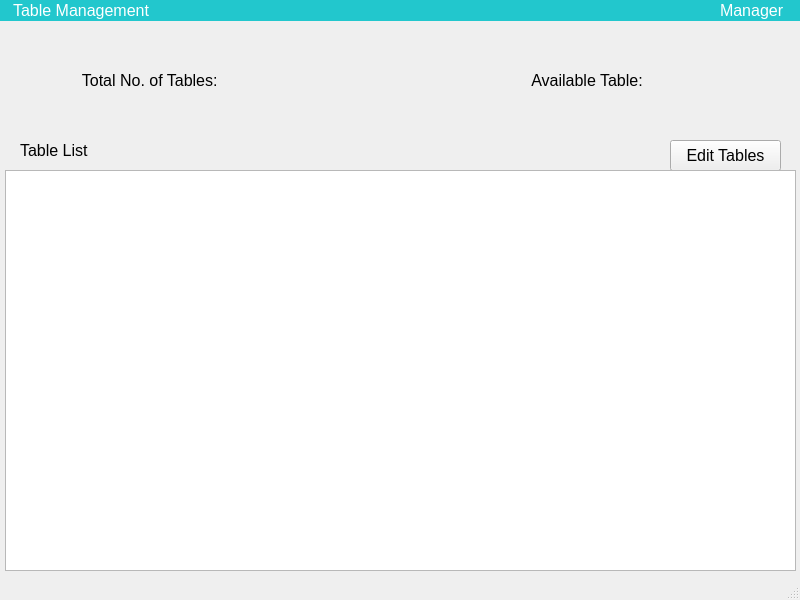
Above: RMS_qt/table.ui from dev-pratik02/RMS before the change. Below: the same form after it.
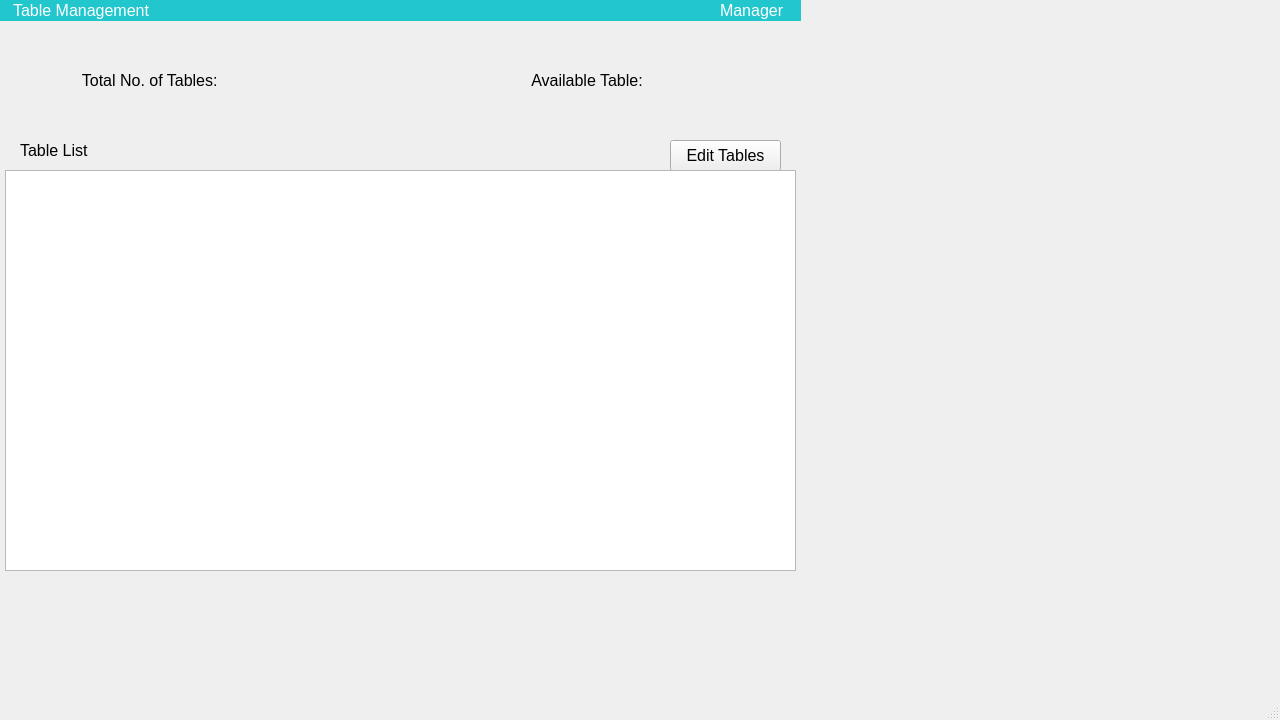
That is the form after the change.

What changed in the file:
```diff
--- a/RMS_qt/table.ui
+++ b/RMS_qt/table.ui
@@ -6,8 +6,8 @@
    <rect>
     <x>0</x>
     <y>0</y>
-    <width>800</width>
-    <height>600</height>
+    <width>1280</width>
+    <height>720</height>
    </rect>
   </property>
   <property name="minimumSize">
@@ -16,12 +16,6 @@
     <height>600</height>
    </size>
   </property>
-  <property name="maximumSize">
-   <size>
-    <width>800</width>
-    <height>600</height>
-   </size>
-  </property>
   <property name="font">
    <font>
     <family>Arial</family>
```
Left out of the diff: 2 changed lines with no effect on the pictures.
